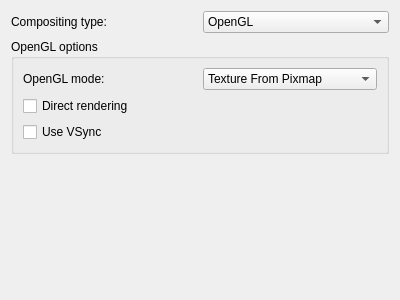
The window that kcmkwin/kwincompositing/advanced.ui (KDE/kwin) describes before a commit, drawn with Qt 5.
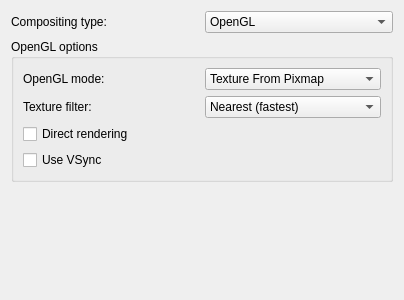
The same window after the commit.

Commit message: Add texture filter combobox to advanced gl options

```diff
--- a/kcmkwin/kwincompositing/advanced.ui
+++ b/kcmkwin/kwincompositing/advanced.ui
@@ -71,6 +71,36 @@
         </item>
        </layout>
       </item>
+      <item>
+       <layout class="QHBoxLayout" >
+        <item>
+         <widget class="QLabel" name="label_3" >
+          <property name="text" >
+           <string>Texture filter:</string>
+          </property>
+         </widget>
+        </item>
+        <item>
+         <widget class="QComboBox" name="glTextureFilter" >
+          <item>
+           <property name="text" >
+            <string>Nearest (fastest)</string>
+           </property>
+          </item>
+          <item>
+           <property name="text" >
+            <string>Bilinear</string>
+           </property>
+          </item>
+          <item>
+           <property name="text" >
+            <string>Trilinear (best quality)</string>
+           </property>
+          </item>
+         </widget>
+        </item>
+       </layout>
+      </item>
       <item>
        <widget class="QCheckBox" name="glDirect" >
         <property name="text" >
@@ -95,8 +125,8 @@
      </property>
      <property name="sizeHint" >
       <size>
-       <width>20</width>
-       <height>31</height>
+       <width>382</width>
+       <height>101</height>
       </size>
      </property>
     </spacer>
```
The commit also changes 1 other file.
